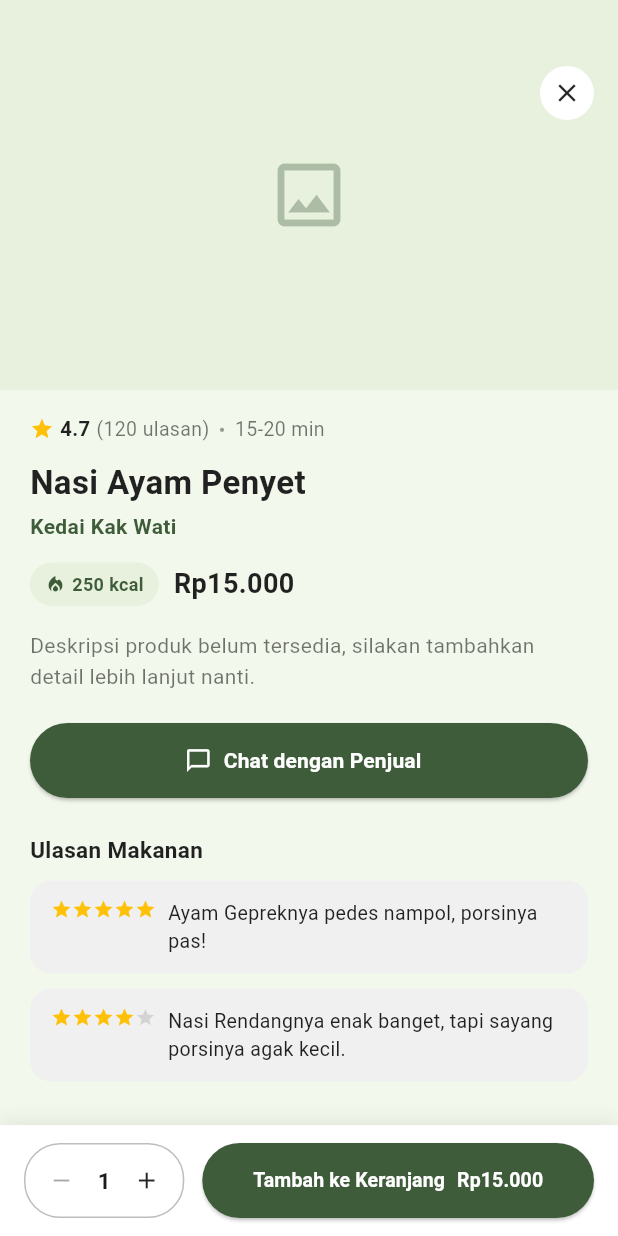
After one commit to OliviaSILITONGA/bazar_usu, a Flutter app: the HomePageUser screen opened directly, after a tap on "Lihat Detail", on a phone screen of 412 x 824 dp. The commit adds this screen. Run offline on Flutter 3.47's test engine with Material 3 defaults, Android fonts, the phone set to English and light mode, and no system bars.

Commit message:
detail produk

```diff
--- a/lib/screens/home_page_user.dart
+++ b/lib/screens/home_page_user.dart
@@ -7,6 +7,7 @@ import 'orders_page.dart';
 import 'profile_page.dart';
 import 'notification_page.dart';
 import 'cart_page.dart';
+import 'product_detail_page.dart';
 
 class HomePageUser extends StatefulWidget {
   const HomePageUser({super.key});
@@ -49,12 +50,11 @@ class _HomePageUserState extends State<HomePageUser> {
                   const _SectionTitle(title: 'Bazar Favorit'),
                   const SizedBox(height: 14),
                   const _PopularStoresRow(),
-                  const SizedBox(height: 100), // ruang untuk bottom nav
+                  const SizedBox(height: 100),
                 ],
               ),
             ),
           ),
-          // Tombol bulat AI di pojok kanan bawah
           Positioned(
             right: 16,
             bottom: 80,
@@ -81,7 +81,6 @@ class _SearchBar extends StatelessWidget {
 
   @override
   Widget build(BuildContext context) {
-    // Contoh jumlah item keranjang & notifikasi (statis, ganti dengan data asli nanti)
     const int cartCount = 2;
     const int notifCount = 1;
 
@@ -152,7 +151,6 @@ class _SearchBar extends StatelessWidget {
   }
 }
 
-// Ikon dengan badge angka, badge hanya tampil kalau count > 0
 class _IconWithBadge extends StatelessWidget {
   final IconData icon;
   final int count;
@@ -289,6 +287,10 @@ class _PromoCard extends StatelessWidget {
     required this.seller,
   });
 
+  int _priceToInt(String priceText) {
+    return int.tryParse(priceText.replaceAll(RegExp(r'[^0-9]'), '')) ?? 0;
+  }
+
   @override
   Widget build(BuildContext context) {
     return Container(
@@ -339,8 +341,30 @@ class _PromoCard extends StatelessWidget {
               ),
             ),
             const SizedBox(height: 8),
-            Container(
-              padding: const EdgeInsets.symmetric(horizontal: 14, vertical: 6),
+            GestureDetector(
+              onTap: () {
+                Navigator.push(
+                  context,
+                  MaterialPageRoute(
+                    builder: (_) => ProductDetailPage(
+                      name: title,
+                      storeName: seller,
+                      originalPrice: _priceToInt(price),
+                      discountPrice: _priceToInt(price),
+                      rating: 4.7,
+                      reviewCount: 120,
+                      prepTime: '15-20 min',
+                      kcal: 250,
+                      description: 'Deskripsi produk belum tersedia, silakan tambahkan detail lebih lanjut nanti.',
+                    ),
+                  ),
+                );
+              },
+              child: Container(
+                padding: const EdgeInsets.symmetric(
+                  horizontal: 14,
+                  vertical: 6,
+                ),
                 decoration: BoxDecoration(
                   color: kLightGreen,
                   borderRadius: BorderRadius.circular(20),
@@ -351,6 +375,7 @@ class _PromoCard extends StatelessWidget {
                     fontSize: 11,
                     fontWeight: FontWeight.bold,
                     color: kDarkGreen,
+                  ),
                 ),
               ),
             ),
@@ -431,9 +456,32 @@ class _ProductCard extends StatelessWidget {
   final _ProductData data;
   const _ProductCard({required this.data});
 
+  int _priceToInt(String priceText) {
+    return int.tryParse(priceText.replaceAll(RegExp(r'[^0-9]'), '')) ?? 0;
+  }
+
   @override
   Widget build(BuildContext context) {
-    return Container(
+    return GestureDetector(
+      onTap: () {
+        Navigator.push(
+          context,
+          MaterialPageRoute(
+            builder: (_) => ProductDetailPage(
+              name: data.name,
+              storeName: data.seller,
+              originalPrice: _priceToInt(data.price),
+              discountPrice: _priceToInt(data.price),
+              rating: 4.7,
+              reviewCount: 120,
+              prepTime: '15-20 min',
+              kcal: 250,
+              description: 'Deskripsi produk belum tersedia, silakan tambahkan detail lebih lanjut nanti.',
+            ),
+          ),
+        );
+      },
+      child: Container(
         decoration: BoxDecoration(
           color: Colors.white,
           borderRadius: BorderRadius.circular(16),
@@ -489,7 +537,11 @@ class _ProductCard extends StatelessWidget {
                             color: kDarkGreen.withValues(alpha: 0.4),
                           ),
                         ),
-                      child: const Icon(Icons.add, size: 16, color: kDarkGreen),
+                        child: const Icon(
+                          Icons.add,
+                          size: 16,
+                          color: kDarkGreen,
+                        ),
                       ),
                     ],
                   ),
@@ -505,6 +557,7 @@ class _ProductCard extends StatelessWidget {
               ),
             ),
           ],
+        ),
       ),
     );
   }
--- /dev/null
+++ b/lib/screens/product_detail_page.dart
@@ -0,0 +1,481 @@
+import 'package:flutter/material.dart';
+
+import '../constants.dart';
+
+class ReviewData {
+  final int stars;
+  final String comment;
+  const ReviewData({required this.stars, required this.comment});
+}
+
+class ProductDetailPage extends StatefulWidget {
+  final String name;
+  final String storeName;
+  final int originalPrice;
+  final int discountPrice;
+  final double rating;
+  final int reviewCount;
+  final String prepTime;
+  final int kcal;
+  final String description;
+
+  const ProductDetailPage({
+    super.key,
+    required this.name,
+    required this.storeName,
+    required this.originalPrice,
+    required this.discountPrice,
+    required this.rating,
+    required this.reviewCount,
+    required this.prepTime,
+    required this.kcal,
+    required this.description,
+  });
+
+  @override
+  State<ProductDetailPage> createState() => _ProductDetailPageState();
+}
+
+class _ProductDetailPageState extends State<ProductDetailPage> {
+  int _quantity = 1;
+
+  static const List<ReviewData> _reviews = [
+    ReviewData(stars: 5, comment: 'Ayam Gepreknya pedes nampol, porsinya pas!'),
+    ReviewData(
+      stars: 4,
+      comment: 'Nasi Rendangnya enak banget, tapi sayang porsinya agak kecil.',
+    ),
+  ];
+
+  String _formatPrice(int price) {
+    return price.toString().replaceAllMapped(
+      RegExp(r'(\d)(?=(\d{3})+(?!\d))'),
+      (match) => '${match[1]}.',
+    );
+  }
+
+  @override
+  Widget build(BuildContext context) {
+    return Scaffold(
+      backgroundColor: kBg,
+      body: Stack(
+        children: [
+          SingleChildScrollView(
+            padding: const EdgeInsets.only(bottom: 100),
+            child: Column(
+              crossAxisAlignment: CrossAxisAlignment.stretch,
+              children: [
+                _ProductPhoto(onClose: () => Navigator.pop(context)),
+                Padding(
+                  padding: const EdgeInsets.fromLTRB(20, 16, 20, 20),
+                  child: Column(
+                    crossAxisAlignment: CrossAxisAlignment.start,
+                    children: [
+                      _RatingRow(
+                        rating: widget.rating,
+                        reviewCount: widget.reviewCount,
+                        prepTime: widget.prepTime,
+                      ),
+                      const SizedBox(height: 10),
+                      Text(
+                        widget.name,
+                        style: const TextStyle(
+                          fontSize: 22,
+                          fontWeight: FontWeight.bold,
+                          color: Colors.black87,
+                        ),
+                      ),
+                      const SizedBox(height: 4),
+                      Text(
+                        widget.storeName,
+                        style: const TextStyle(
+                          fontSize: 14,
+                          color: kDarkGreen,
+                          fontWeight: FontWeight.w600,
+                        ),
+                      ),
+                      const SizedBox(height: 14),
+                      _KcalAndPriceRow(
+                        kcal: widget.kcal,
+                        originalPrice: widget.originalPrice,
+                        discountPrice: widget.discountPrice,
+                        formatPrice: _formatPrice,
+                      ),
+                      const SizedBox(height: 16),
+                      Text(
+                        widget.description,
+                        style: const TextStyle(
+                          fontSize: 14,
+                          color: Colors.black54,
+                          height: 1.5,
+                        ),
+                      ),
+                      const SizedBox(height: 20),
+                      _ChatButton(onTap: () {}),
+                      const SizedBox(height: 24),
+                      const Text(
+                        'Ulasan Makanan',
+                        style: TextStyle(
+                          fontSize: 15,
+                          fontWeight: FontWeight.bold,
+                          color: Colors.black87,
+                        ),
+                      ),
+                      const SizedBox(height: 10),
+                      ..._reviews.map(
+                        (r) => Padding(
+                          padding: const EdgeInsets.only(bottom: 10),
+                          child: _ReviewBubble(review: r),
+                        ),
+                      ),
+                    ],
+                  ),
+                ),
+              ],
+            ),
+          ),
+          Positioned(
+            left: 0,
+            right: 0,
+            bottom: 0,
+            child: _BottomBar(
+              quantity: _quantity,
+              onQuantityChanged: (q) => setState(() => _quantity = q),
+              totalPrice: widget.discountPrice * _quantity,
+              formatPrice: _formatPrice,
+            ),
+          ),
+        ],
+      ),
+    );
+  }
+}
+
+// ==================== FOTO PRODUK + TOMBOL X ====================
+class _ProductPhoto extends StatelessWidget {
+  final VoidCallback onClose;
+  const _ProductPhoto({required this.onClose});
+
+  @override
+  Widget build(BuildContext context) {
+    return Stack(
+      children: [
+        Container(
+          height: 260,
+          width: double.infinity,
+          color: kLightGreen,
+          child: Icon(
+            Icons.image_outlined,
+            color: kDarkGreen.withValues(alpha: 0.35),
+            size: 56,
+          ),
+          // Ganti dengan Image.asset/Image.network foto produk asli.
+        ),
+        Positioned(
+          top: 44,
+          right: 16,
+          child: GestureDetector(
+            onTap: onClose,
+            child: Container(
+              width: 36,
+              height: 36,
+              decoration: const BoxDecoration(
+                color: Colors.white,
+                shape: BoxShape.circle,
+              ),
+              child: const Icon(Icons.close, size: 20, color: Colors.black87),
+            ),
+          ),
+        ),
+      ],
+    );
+  }
+}
+
+// ==================== RATING & WAKTU ====================
+class _RatingRow extends StatelessWidget {
+  final double rating;
+  final int reviewCount;
+  final String prepTime;
+
+  const _RatingRow({
+    required this.rating,
+    required this.reviewCount,
+    required this.prepTime,
+  });
+
+  @override
+  Widget build(BuildContext context) {
+    return Row(
+      children: [
+        const Icon(Icons.star, size: 16, color: Colors.amber),
+        const SizedBox(width: 4),
+        Text(
+          rating.toStringAsFixed(1),
+          style: const TextStyle(
+            fontSize: 13.5,
+            fontWeight: FontWeight.bold,
+            color: Colors.black87,
+          ),
+        ),
+        const SizedBox(width: 4),
+        Text(
+          '($reviewCount ulasan)',
+          style: const TextStyle(fontSize: 13, color: Colors.black54),
+        ),
+        const SizedBox(width: 6),
+        const Text('•', style: TextStyle(color: Colors.black38)),
+        const SizedBox(width: 6),
+        Text(
+          prepTime,
+          style: const TextStyle(fontSize: 13, color: Colors.black54),
+        ),
+      ],
+    );
+  }
+}
+
+// ==================== KALORI & HARGA ====================
+class _KcalAndPriceRow extends StatelessWidget {
+  final int kcal;
+  final int originalPrice;
+  final int discountPrice;
+  final String Function(int) formatPrice;
+
+  const _KcalAndPriceRow({
+    required this.kcal,
+    required this.originalPrice,
+    required this.discountPrice,
+    required this.formatPrice,
+  });
+
+  @override
+  Widget build(BuildContext context) {
+    final hasDiscount = originalPrice > discountPrice;
+    return Wrap(
+      crossAxisAlignment: WrapCrossAlignment.center,
+      spacing: 10,
+      runSpacing: 8,
+      children: [
+        Container(
+          padding: const EdgeInsets.symmetric(horizontal: 10, vertical: 6),
+          decoration: BoxDecoration(
+            color: kLightGreen,
+            borderRadius: BorderRadius.circular(16),
+          ),
+          child: Row(
+            mainAxisSize: MainAxisSize.min,
+            children: [
+              const Icon(
+                Icons.local_fire_department,
+                size: 14,
+                color: kDarkGreen,
+              ),
+              const SizedBox(width: 4),
+              Text(
+                '$kcal kcal',
+                style: const TextStyle(
+                  fontSize: 12,
+                  color: kDarkGreen,
+                  fontWeight: FontWeight.w600,
+                ),
+              ),
+            ],
+          ),
+        ),
+        if (hasDiscount)
+          Text(
+            'Rp${formatPrice(originalPrice)}',
+            style: const TextStyle(
+              fontSize: 14,
+              color: Colors.black38,
+              decoration: TextDecoration.lineThrough,
+            ),
+          ),
+        Text(
+          'Rp${formatPrice(discountPrice)}',
+          style: const TextStyle(
+            fontSize: 18,
+            fontWeight: FontWeight.bold,
+            color: Colors.black87,
+          ),
+        ),
+      ],
+    );
+  }
+}
+
+// ==================== TOMBOL CHAT DENGAN PENJUAL ====================
+class _ChatButton extends StatelessWidget {
+  final VoidCallback onTap;
+  const _ChatButton({required this.onTap});
+
+  @override
+  Widget build(BuildContext context) {
+    return SizedBox(
+      width: double.infinity,
+      height: 50,
+      child: ElevatedButton.icon(
+        onPressed: onTap,
+        style: ElevatedButton.styleFrom(
+          backgroundColor: kDarkGreen,
+          foregroundColor: Colors.white,
+          shape: RoundedRectangleBorder(
+            borderRadius: BorderRadius.circular(28),
+          ),
+        ),
+        icon: const Icon(Icons.chat_bubble_outline, size: 18),
+        label: const Text(
+          'Chat dengan Penjual',
+          style: TextStyle(fontSize: 14, fontWeight: FontWeight.bold),
+        ),
+      ),
+    );
+  }
+}
+
+// ==================== BUBBLE ULASAN ====================
+class _ReviewBubble extends StatelessWidget {
+  final ReviewData review;
+  const _ReviewBubble({required this.review});
+
+  @override
+  Widget build(BuildContext context) {
+    return Container(
+      width: double.infinity,
+      padding: const EdgeInsets.symmetric(horizontal: 14, vertical: 12),
+      decoration: BoxDecoration(
+        color: const Color(0xFFF0F0F0),
+        borderRadius: BorderRadius.circular(14),
+      ),
+      child: Row(
+        crossAxisAlignment: CrossAxisAlignment.start,
+        children: [
+          Row(
+            mainAxisSize: MainAxisSize.min,
+            children: List.generate(
+              5,
+              (i) => Icon(
+                Icons.star,
+                size: 14,
+                color: i < review.stars ? Colors.amber : Colors.black12,
+              ),
+            ),
+          ),
+          const SizedBox(width: 8),
+          Expanded(
+            child: Text(
+              review.comment,
+              style: const TextStyle(fontSize: 13, color: Colors.black87),
+            ),
+          ),
+        ],
+      ),
+    );
+  }
+}
+
+// ==================== BAR BAWAH ====================
+class _BottomBar extends StatelessWidget {
+  final int quantity;
+  final ValueChanged<int> onQuantityChanged;
+  final int totalPrice;
+  final String Function(int) formatPrice;
+
+  const _BottomBar({
+    required this.quantity,
+    required this.onQuantityChanged,
+    required this.totalPrice,
+    required this.formatPrice,
+  });
+
+  @override
+  Widget build(BuildContext context) {
+    return SafeArea(
+      top: false,
+      child: Container(
+        padding: const EdgeInsets.symmetric(horizontal: 16, vertical: 12),
+        decoration: BoxDecoration(
+          color: Colors.white,
+          boxShadow: [
+            BoxShadow(
+              color: Colors.black.withValues(alpha: 0.08),
+              blurRadius: 10,
+              offset: const Offset(0, -2),
+            ),
+          ],
+        ),
+        child: Row(
+          children: [
+            Container(
+              decoration: BoxDecoration(
+                border: Border.all(color: Colors.black26),
+                borderRadius: BorderRadius.circular(24),
+              ),
+              child: Row(
+                children: [
+                  IconButton(
+                    onPressed: quantity > 1
+                        ? () => onQuantityChanged(quantity - 1)
+                        : null,
+                    icon: const Icon(Icons.remove, size: 18),
+                    color: Colors.black87,
+                  ),
+                  Text(
+                    '$quantity',
+                    style: const TextStyle(
+                      fontSize: 15,
+                      fontWeight: FontWeight.bold,
+                    ),
+                  ),
+                  IconButton(
+                    onPressed: () => onQuantityChanged(quantity + 1),
+                    icon: const Icon(Icons.add, size: 18),
+                    color: Colors.black87,
+                  ),
+                ],
+              ),
+            ),
+            const SizedBox(width: 12),
+            Expanded(
+              child: SizedBox(
+                height: 50,
+                child: ElevatedButton(
+                  onPressed:
+                      () {}, // sambungkan ke logika tambah ke keranjang nanti
+                  style: ElevatedButton.styleFrom(
+                    backgroundColor: kDarkGreen,
+                    foregroundColor: Colors.white,
+                    shape: RoundedRectangleBorder(
+                      borderRadius: BorderRadius.circular(28),
+                    ),
+                  ),
+                  child: Row(
+                    mainAxisAlignment: MainAxisAlignment.center,
+                    children: [
+                      const Text(
+                        'Tambah ke Keranjang',
+                        style: TextStyle(
+                          fontWeight: FontWeight.bold,
+                          fontSize: 13,
+                        ),
+                      ),
+                      const SizedBox(width: 8),
+                      Text(
+                        'Rp${formatPrice(totalPrice)}',
+                        style: const TextStyle(
+                          fontWeight: FontWeight.bold,
+                          fontSize: 13,
+                        ),
+                      ),
+                    ],
+                  ),
+                ),
+              ),
+            ),
+          ],
+        ),
+      ),
+    );
+  }
+}
```
Lines whose indentation alone changed are shown as unchanged.
